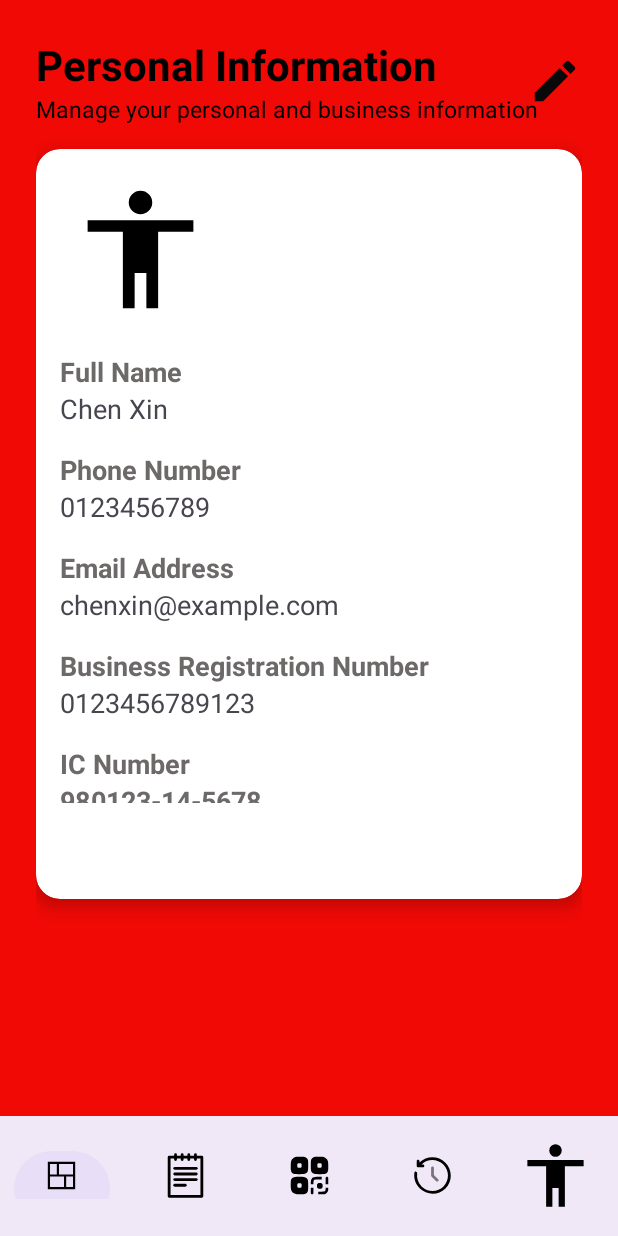
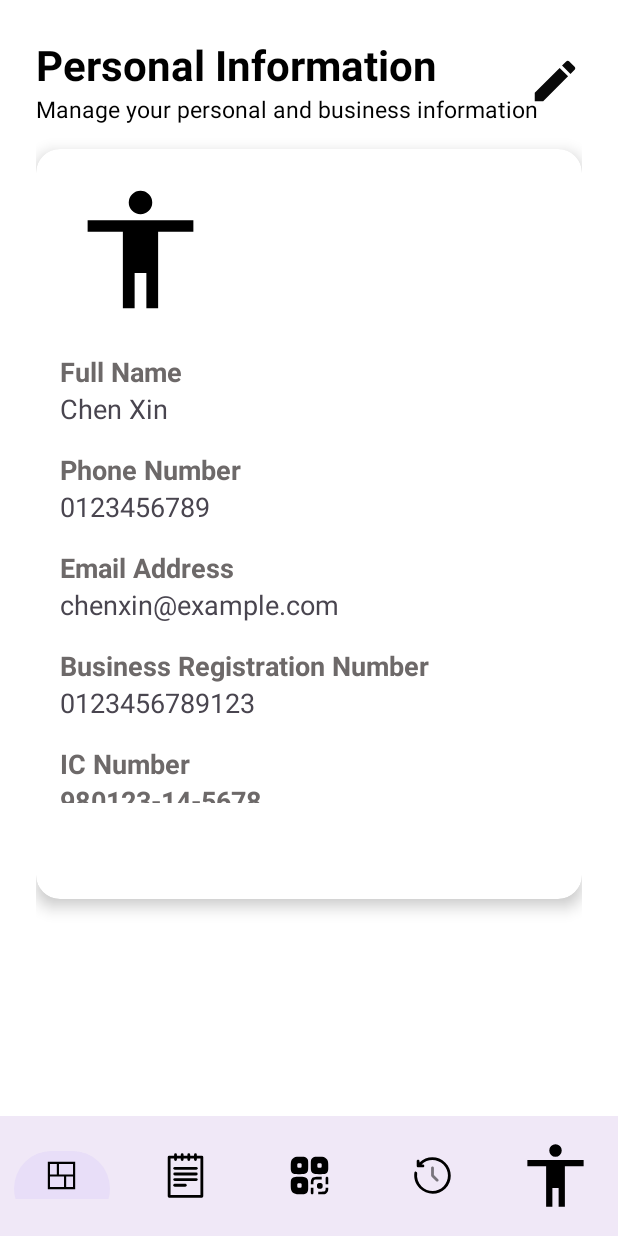
Before and after one commit to liowjiaxin/NiagaNow-Maxins, an Android app: the UserProfileFragment screen opened through its navigation route, on a phone screen of 412 x 824 dp. Run offline under Robolectric (Android 15) with nearby library versions, the phone set to English and light mode, and no system bars; libraries missing offline, so code that uses them is left out: com.github.mikephil.charting; 8 statements that could not run were skipped.

Commit message:
change the background color to white

```diff
--- a/app/src/main/res/layout/fragment_user_profile.xml
+++ b/app/src/main/res/layout/fragment_user_profile.xml
@@ -5,7 +5,7 @@
     android:layout_width="match_parent"
     android:layout_height="match_parent"
     android:padding="24dp"
-    android:background="@color/red">
+    android:background="@color/white">
 
     <ImageView
         android:id="@+id/editBtn"
--- a/app/src/main/res/menu/dashboard_bottom_nav_menu.xml
+++ b/app/src/main/res/menu/dashboard_bottom_nav_menu.xml
@@ -4,13 +4,13 @@
     <item
         android:id="@+id/nav_dashboard"
         android:icon="@drawable/dashboard_foreground"
-        android:title="Dashboard" />
+        android:title="@string/dashboard" />
 
 
     <item
         android:id="@+id/nav_loans"
         android:icon="@drawable/notepad_foreground"
-        android:title="Loans" />
+        android:title="@string/loans" />
 
     <item
         android:id="@+id/nav_qr"
```
